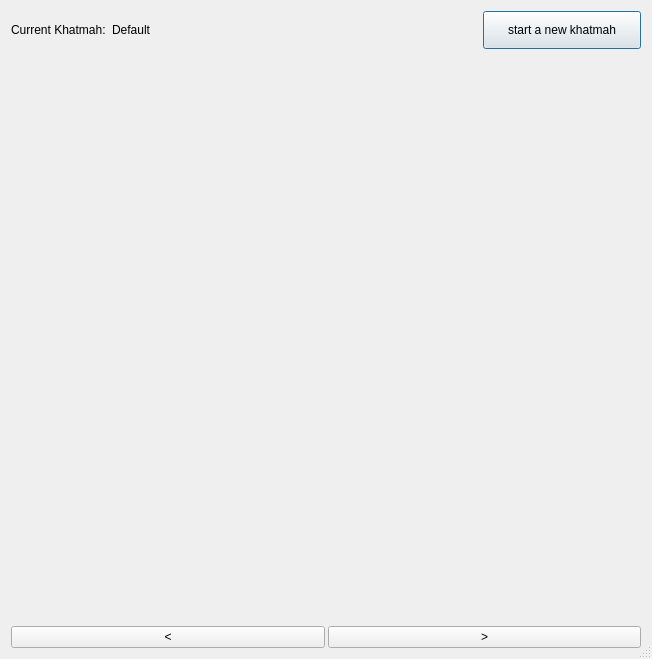
Before: the Qt Designer form src/core/khatmahdialog.ui in 0xzer0x/quran-companion, drawn with Qt 5.
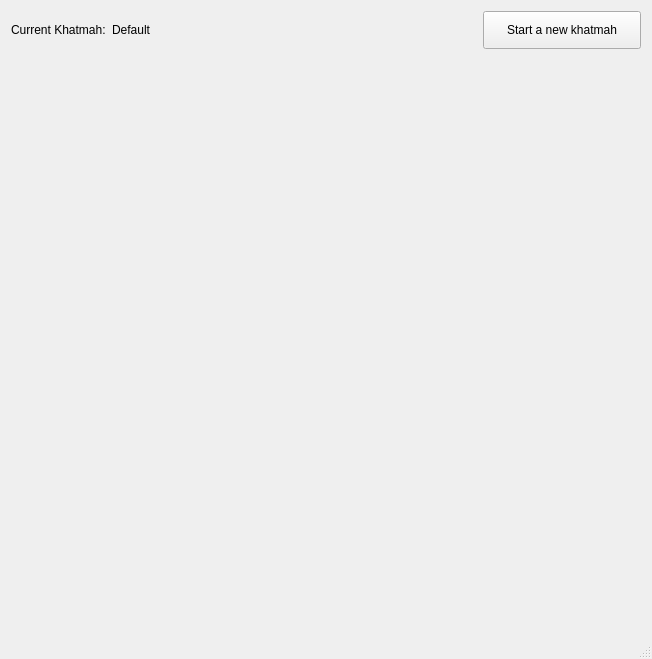
After: the same form once the commit is applied.

Commit message: multiple khatmah feature

The edit to the form file:
```diff
--- a/src/core/khatmahdialog.ui
+++ b/src/core/khatmahdialog.ui
@@ -16,18 +16,18 @@
   <property name="sizeGripEnabled">
    <bool>true</bool>
   </property>
-  <layout class="QVBoxLayout" name="verticalLayout">
+  <layout class="QVBoxLayout" name="verticalLayout" stretch="0,1">
    <item>
     <layout class="QHBoxLayout" name="horizontalLayout">
      <item>
-      <widget class="QLabel" name="lbCurrKhatmah">
+      <widget class="QLabel" name="lbFixed">
        <property name="text">
         <string>Current Khatmah:</string>
        </property>
       </widget>
      </item>
      <item>
-      <widget class="QLabel" name="lbCurrName">
+      <widget class="QLabel" name="lbCurrKhatmah">
        <property name="text">
         <string>Default</string>
        </property>
@@ -54,6 +54,9 @@
          <verstretch>0</verstretch>
         </sizepolicy>
        </property>
+       <property name="focusPolicy">
+        <enum>Qt::NoFocus</enum>
+       </property>
        <property name="styleSheet">
         <string notr="true">QPushButton {
 	min-height: 30px;
@@ -61,7 +64,10 @@
 }</string>
        </property>
        <property name="text">
-        <string>start a new khatmah</string>
+        <string>Start a new khatmah</string>
+       </property>
+       <property name="shortcut">
+        <string>Ctrl+Shift+F12</string>
        </property>
       </widget>
      </item>
@@ -81,10 +87,17 @@
         <x>0</x>
         <y>0</y>
         <width>634</width>
-        <height>561</height>
+        <height>584</height>
        </rect>
       </property>
-      <layout class="QVBoxLayout" name="verticalLayout_2">
+      <property name="styleSheet">
+       <string notr="true">QFrame {
+  color: rgb(222, 219, 215);
+  background-color: #212121;
+  border-radius: 5px;
+}</string>
+      </property>
+      <layout class="QVBoxLayout" name="verticalLayout_2" stretch="0,1">
        <property name="leftMargin">
         <number>0</number>
        </property>
@@ -98,7 +111,11 @@
         <number>0</number>
        </property>
        <item>
-        <layout class="QVBoxLayout" name="lytKhatmahList"/>
+        <layout class="QVBoxLayout" name="lytKhatmahList">
+         <property name="spacing">
+          <number>6</number>
+         </property>
+        </layout>
        </item>
        <item>
         <spacer name="verticalSpacer">
@@ -117,27 +134,6 @@
      </widget>
     </widget>
    </item>
-   <item>
-    <layout class="QHBoxLayout" name="lytNav">
-     <property name="spacing">
-      <number>3</number>
-     </property>
-     <item>
-      <widget class="QPushButton" name="btnPrev">
-       <property name="text">
-        <string>&lt;</string>
-       </property>
-      </widget>
-     </item>
-     <item>
-      <widget class="QPushButton" name="btnNext">
-       <property name="text">
-        <string>&gt;</string>
-       </property>
-      </widget>
-     </item>
-    </layout>
-   </item>
   </layout>
  </widget>
  <resources/>
```
The commit also changes 14 other files.
